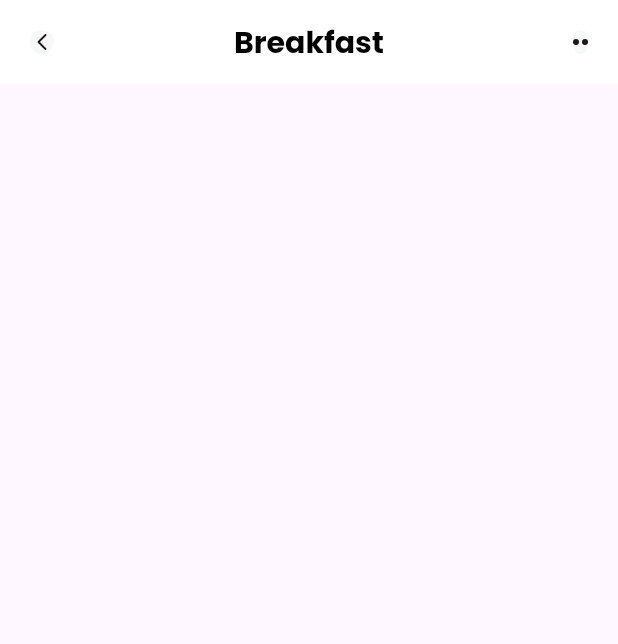
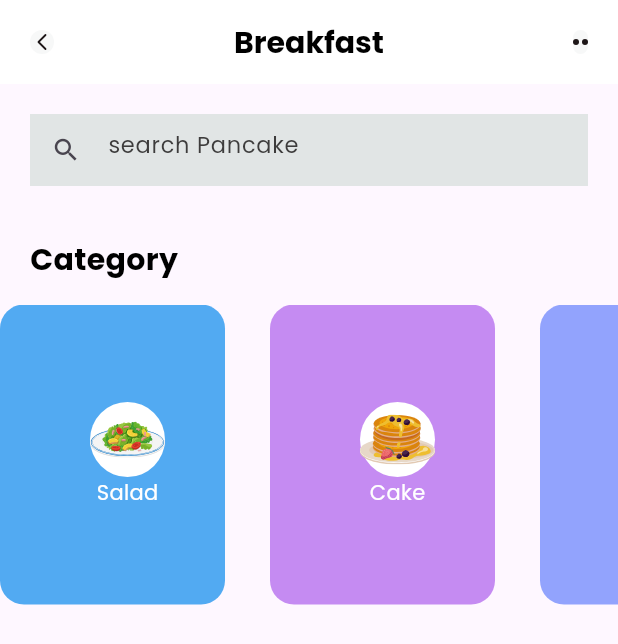
Before and after one commit to godwinsodogandji/break_fast, a Flutter app: the screen it shows after launch, on a phone screen of 412 x 824 dp. Shown: the top 644 px of the screen. Run offline on Flutter 3.47's test engine with Material 3 defaults, Android fonts, the phone set to English and light mode, and no system bars; our stand-ins replace flutter_svg.

```diff
--- a/lib/main.dart
+++ b/lib/main.dart
@@ -14,7 +14,7 @@ class MyApp extends StatelessWidget {
     return MaterialApp(
       debugShowCheckedModeBanner: false,
       theme: ThemeData(fontFamily: 'Poppins'),
-      home: const HomePage(title: 'Break Fast'),
+      home:  const HomePage(title: 'Break Fast'),
     );
   }
 }
--- /dev/null
+++ b/lib/models/category_model.dart
@@ -0,0 +1,41 @@
+// ignore_for_file: public_member_api_docs, sort_constructors_first
+import 'package:flutter/material.dart';
+
+class CategoryModel {
+  final String name;
+  final Color boxColor;
+  final String iconPath;
+
+  CategoryModel({
+    required this.name,
+    required this.boxColor,
+    required this.iconPath,
+  });
+}
+
+List<CategoryModel> getCategories() {
+
+  List<CategoryModel> categories = [];
+  categories.add(CategoryModel(
+    name: "Salad",
+    boxColor:  const Color.fromARGB(255, 82, 170, 242),
+    iconPath: "assets/icons/plate.svg",
+  ));
+  categories.add(CategoryModel(
+    name: "Cake",
+    boxColor: const Color(0xffC58BF2),
+    iconPath: "assets/icons/pancakes.svg",
+  ));
+  categories.add(CategoryModel(
+    name: "Pie",
+    boxColor: const Color(0xff92A3FD),
+    iconPath: "assets/icons/pie.svg",
+  ));
+  categories.add(CategoryModel(
+    name: "Smoothies",
+    boxColor: Colors.orange,
+    iconPath: "assets/icons/orange-snacks.svg",
+  ));
+
+  return categories;
+}
--- a/lib/pages/home.dart
+++ b/lib/pages/home.dart
@@ -1,13 +1,125 @@
+// ignore_for_file: must_be_immutable
+
+import 'package:break_fast/models/category_model.dart';
 import 'package:flutter/material.dart';
 import 'package:flutter_svg/svg.dart';
 
-class HomePage extends StatelessWidget {
+class HomePage extends StatefulWidget {
   const HomePage({super.key, required String title});
+
+  @override
+  State<HomePage> createState() => _HomePageState();
+}
+
+class _HomePageState extends State<HomePage> {
+  List<CategoryModel> categories = [];
+
+  @override
+  void initState() {
+    super.initState();
+    _getCategories();
+  }
+
+  void _getCategories() {
+    setState(() {
+      categories = getCategories();
+    });
+  }
 
   @override
   Widget build(BuildContext context) {
     return Scaffold(
       appBar: appBar(),
+      body: Column(
+        children: [
+          _searchField(),
+          const SizedBox(
+            height: 15,
+          ),
+          Column(
+            crossAxisAlignment: CrossAxisAlignment.start,
+            children: [
+              const Padding(
+                padding: EdgeInsets.only(left: 20.0),
+                child: Text('Category',
+                    style: TextStyle(
+                      fontSize: 20,
+                      fontWeight: FontWeight.bold,
+                      color: Colors.black,
+                    )),
+              ),
+              const SizedBox(
+                height: 15.0,
+              ),
+              // ignore: sized_box_for_whitespace
+              Container(
+                  height: 200,
+                  child: ListView.separated(
+                    separatorBuilder: (context, index) => const SizedBox(
+                      width: 30,
+                    ),
+                    scrollDirection: Axis.horizontal,
+                    itemCount: categories.length,
+                    itemBuilder: (context, index) => Container(
+                      height: 50,
+                      width: 150,
+                      padding: const EdgeInsets.only(left: 20.0),
+                      decoration: BoxDecoration(
+                        color: categories[index].boxColor,
+                        borderRadius: BorderRadius.circular(16.0),
+                      ),
+                      child: Column(
+                        mainAxisAlignment: MainAxisAlignment.center,
+                        children: [
+                          // ignore: avoid_unnecessary_containers
+                          Container(
+                            decoration: const BoxDecoration(
+                              color: Colors.white,
+                              shape: BoxShape.circle,
+                            ),
+                            child: SvgPicture.asset(
+                              width: 50,
+                              height: 50,
+                              categories[index].iconPath,
+                            ),
+                          ),
+                          // ignore: avoid_unnecessary_containers
+                          Container(
+                            child: Text(
+                              categories[index].name,
+                              style: const TextStyle(color: Colors.white),
+                            ),
+                          ),
+                        ],
+                      ),
+                    ),
+                  ))
+            ],
+          )
+        ],
+      ),
+    );
+  }
+
+  Container _searchField() {
+    return Container(
+      padding: const EdgeInsets.all(20),
+      child: const TextField(
+        decoration: InputDecoration(
+          border: InputBorder.none,
+          prefixIcon: Icon(
+            Icons.search,
+            size: 20.0,
+          ),
+          filled: true,
+          fillColor: Color.fromARGB(255, 225, 229, 229),
+          hintText: 'search Pancake',
+          hintStyle: TextStyle(
+            color: Color.fromARGB(255, 61, 60, 60),
+            fontSize: 15,
+          ),
+        ),
+      ),
     );
   }
 
@@ -15,7 +127,8 @@ class HomePage extends StatelessWidget {
     return AppBar(
       title: const Text(
         'Breakfast',
-        style: TextStyle(color: Colors.black, fontWeight: FontWeight.bold, fontSize: 20),
+        style: TextStyle(
+            color: Colors.black, fontWeight: FontWeight.bold, fontSize: 20),
       ),
       centerTitle: true,
       backgroundColor: Colors.white,
```
Also changed, not shown: 2 other files.
